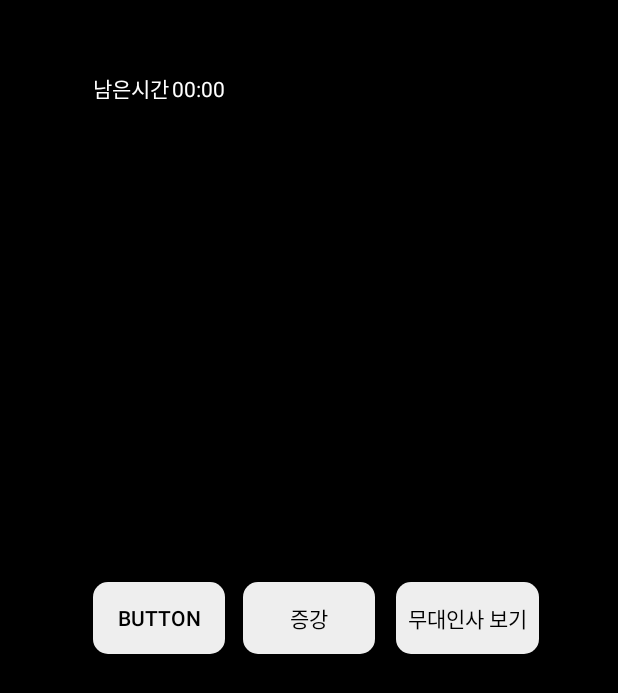
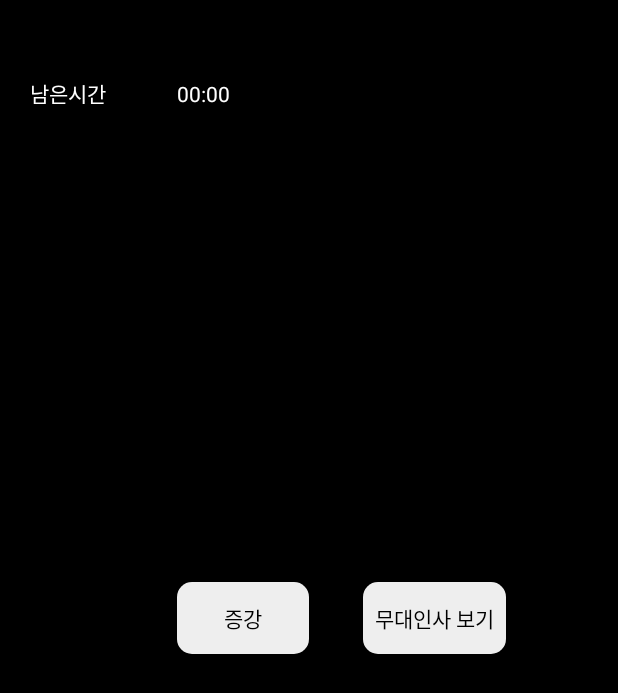
Before and after one commit to db2crush/yalomovie, an Android app: the WaitActivity screen opened directly, with no data from a screen before it, on a phone screen of 412 x 824 dp. Shown: the top 693 px of the screen. Run offline under Robolectric (Android 15) with nearby library versions, the phone set to English and light mode, and no system bars; libraries missing offline, so code that uses them is left out: com.github.nkzawa.emitter, com.github.nkzawa.socketio; 5 statements that could not run were skipped.

```diff
--- a/aRNative/build.gradle
+++ b/aRNative/build.gradle
@@ -71,4 +71,5 @@ dependencies {
     //    compile 'com.android.support:appcompat-v7:23.0.1' //Only required when the target device API level is greater than
     compile project(':aRBaseLib')
     compile project(':BT300Ctrl')
+    compile 'com.github.nkzawa:socket.io-client:0.3.0'
 }                                                       //the compile and target of the app being deployed to the device
--- a/aRNative/src/main/AndroidManifest.xml
+++ b/aRNative/src/main/AndroidManifest.xml
@@ -9,6 +9,8 @@
     <uses-permission android:name="android.permission.CAMERA" />
     <uses-permission android:name="android.permission.INTERNET" />
     <uses-permission android:name="android.permission.ACCESS_NETWORK_STATE" />
+    <uses-permission android:name="android.permission.ACCESS_WIFI_STATE" />
+
 
     <uses-feature android:name="android.hardware.camera.any" />
     <uses-feature
--- a/aRNative/src/main/java/org/artoolkit/ar/samples/ARNative/WaitActivity.java
+++ b/aRNative/src/main/java/org/artoolkit/ar/samples/ARNative/WaitActivity.java
@@ -2,17 +2,39 @@ package org.artoolkit.ar.samples.ARNative;
 
 import android.app.Activity;
 import android.content.Intent;
+import android.net.DhcpInfo;
+import android.net.wifi.WifiManager;
 import android.os.Bundle;
 import android.support.v7.app.AppCompatActivity;
+import android.util.Log;
 import android.view.View;
 import android.view.WindowManager;
 import android.widget.Button;
+import android.widget.TextView;
+
+import java.net.URISyntaxException;
+import com.github.nkzawa.emitter.Emitter;
+import com.github.nkzawa.socketio.client.IO;
+import com.github.nkzawa.socketio.client.Socket;
+
+import org.json.JSONException;
+import org.json.JSONObject;
+
 
 /**
  * Created by erunn on 2017-09-23.
  */
 
 public class WaitActivity extends AppCompatActivity {
+    private Socket mSocket; //소켓 연결
+    {
+        try {
+            mSocket = IO.socket("http://220.230.119.61:3000"); // 소켓 서버 주소
+        } catch (URISyntaxException e) {
+            e.printStackTrace();
+        }
+    }
+    private TextView mTextView; // 메세지 수신확인 텍스트 뷰
     @Override
     protected void onCreate(Bundle savedInstanceState) {
         super.onCreate(savedInstanceState);
@@ -24,6 +46,23 @@ public class WaitActivity extends AppCompatActivity {
 //
         yaloButton.setOnClickListener(listener);
 
+        mTextView = (TextView)findViewById(R.id.leftTime);
+
+
+        WifiManager wm = (WifiManager) getSystemService(WIFI_SERVICE); // 내 ip 주소 받아오는부분
+        DhcpInfo dhcpInfo = wm.getDhcpInfo() ;
+        int serverIp = dhcpInfo.gateway;
+
+        String ipAddress = String.format(
+                "%d.%d.%d.%d",
+                (serverIp & 0xff),
+                (serverIp >> 8 & 0xff),
+                (serverIp >> 16 & 0xff),
+                (serverIp >> 24 & 0xff));
+
+        mSocket.emit("join",ipAddress); // 소켓 서버에 조인 메세지 보내기
+        mSocket.on("msg", onNewMessage); // 소켓 서버에서 메세지 수신
+        mSocket.connect(); // 소켓 연결
 
     }
 
@@ -41,4 +80,43 @@ public class WaitActivity extends AppCompatActivity {
             }
         }
     };
+
+    private Emitter.Listener onNewMessage = new Emitter.Listener() { //소켓 리스너 설정
+        @Override
+        public void call(final Object... args) {
+            runOnUiThread(new Runnable() {
+                @Override
+                public void run() {
+                    JSONObject data = (JSONObject) args[0];
+                    String username;
+                    String message;
+                    Log.d("data", data.toString());
+                    try {
+                        username = data.getString("nickname");
+                        message = data.getString("msg");
+                    } catch (JSONException e) {
+                        e.printStackTrace();
+                        return;
+                    }
+
+                    showMessage(username, message);
+                }
+            });
+
+        }
+    };
+
+    private void showMessage(String username, String message){ //메세지 표시 : 이부분을 가지고 장난치면됨
+        mTextView.setText("IP: "+ username + "\n msg : " + message);
+        if(message.equals("start"))
+            mTextView.setText("start");
+    }
+
+    @Override
+    public void onDestroy() {
+        super.onDestroy();
+
+        mSocket.disconnect();
+        mSocket.off("new message", onNewMessage);
+    }
 }
--- a/aRNative/src/main/res/layout/activity_wait.xml
+++ b/aRNative/src/main/res/layout/activity_wait.xml
@@ -9,22 +9,26 @@
         android:id="@+id/textView"
         android:layout_width="wrap_content"
         android:layout_height="wrap_content"
-        android:layout_marginTop="48dp"
+        android:layout_marginTop="51dp"
         android:text="남은시간"
         android:layout_alignParentTop="true"
-        android:layout_alignLeft="@+id/button10"
-        android:layout_alignStart="@+id/button10" />
+        android:layout_alignParentLeft="true"
+        android:layout_alignParentStart="true"
+        android:layout_marginLeft="20dp"
+        android:layout_marginStart="20dp" />
 
     <TextView
         android:textColor="@color/lyric"
-        android:id="@+id/textView2"
+        android:id="@+id/leftTime"
         android:layout_width="wrap_content"
         android:layout_height="wrap_content"
         android:text="00:00"
         android:layout_alignBaseline="@+id/textView"
         android:layout_alignBottom="@+id/textView"
-        android:layout_alignRight="@+id/button10"
-        android:layout_alignEnd="@+id/button10" />
+        android:layout_toRightOf="@+id/textView"
+        android:layout_toEndOf="@+id/textView"
+        android:layout_marginLeft="47dp"
+        android:layout_marginStart="47dp" />
 
     <Button
         android:textColor="@color/textColor"
@@ -34,7 +38,8 @@
         android:layout_height="wrap_content"
         android:text="증강"
         android:layout_centerVertical="true"
-        android:layout_centerHorizontal="true" />
+        android:layout_alignLeft="@+id/leftTime"
+        android:layout_alignStart="@+id/leftTime" />
 
     <Button
         android:textColor="@color/textColor"
@@ -43,24 +48,12 @@
         android:layout_width="wrap_content"
         android:layout_height="wrap_content"
         android:text="무대인사 보기"
-        android:layout_marginStart="14dp"
+        android:layout_marginLeft="36dp"
+        android:layout_marginStart="36dp"
         android:layout_alignBaseline="@+id/button7"
         android:layout_alignBottom="@+id/button7"
-        android:layout_toEndOf="@+id/button7"
-        android:layout_marginLeft="14dp"
-        android:layout_toRightOf="@+id/button7" />
+        android:layout_toRightOf="@+id/button7"
+        android:layout_toEndOf="@+id/button7" />
 
-    <Button
-        android:textColor="@color/textColor"
-        android:background="@drawable/button"
-        android:id="@+id/button10"
-        android:layout_width="wrap_content"
-        android:layout_height="wrap_content"
-        android:layout_alignBottom="@+id/button7"
-        android:layout_marginEnd="12dp"
-        android:layout_toStartOf="@+id/button7"
-        android:text="Button"
-        android:layout_alignTop="@+id/button7"
-        android:layout_marginRight="12dp"
-        android:layout_toLeftOf="@+id/button7" />
+
 </RelativeLayout>
```
Also changed, not shown: 39 other files.
